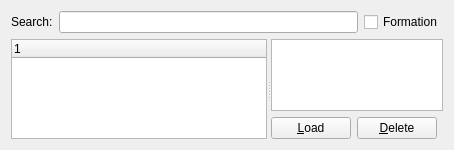
Above: src/Module/src/Logbook/LogbookWidget.ui from till213/SkyDolly before the change. Below: the same form after it.
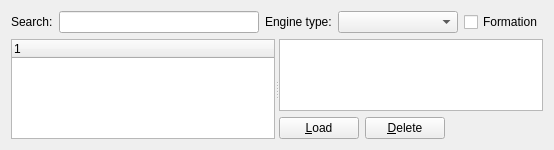
That is the form after the change.

Commit message:
Filtering by engine type (jet, piston, turboprop...)
- Added comments to make clear that the various "SimTypes" (engine type,
precipiation state, ...) are actual values (IDs) that get stored in the
database
- Means: "do not change" (unless with migration)

What changed in the file:
```diff
--- a/src/Module/src/Logbook/LogbookWidget.ui
+++ b/src/Module/src/Logbook/LogbookWidget.ui
@@ -6,7 +6,7 @@
    <rect>
     <x>0</x>
     <y>0</y>
-    <width>454</width>
+    <width>537</width>
     <height>150</height>
    </rect>
   </property>
@@ -33,6 +33,23 @@
        </property>
       </widget>
      </item>
+     <item>
+      <widget class="QLabel" name="label_2">
+       <property name="text">
+        <string>Engine type:</string>
+       </property>
+      </widget>
+     </item>
+     <item>
+      <widget class="QComboBox" name="engineTypeComboBox">
+       <property name="minimumSize">
+        <size>
+         <width>120</width>
+         <height>0</height>
+        </size>
+       </property>
+      </widget>
+     </item>
      <item>
       <widget class="QCheckBox" name="formationCheckBox">
        <property name="text">
@@ -69,7 +86,7 @@
        </property>
       </column>
      </widget>
-     <widget class="QWidget" name="">
+     <widget class="QWidget" name="layoutWidget">
       <layout class="QVBoxLayout" name="verticalLayout">
        <item>
         <widget class="QTableWidget" name="logTableWidget"/>
```
The commit also changes 7 other files.
